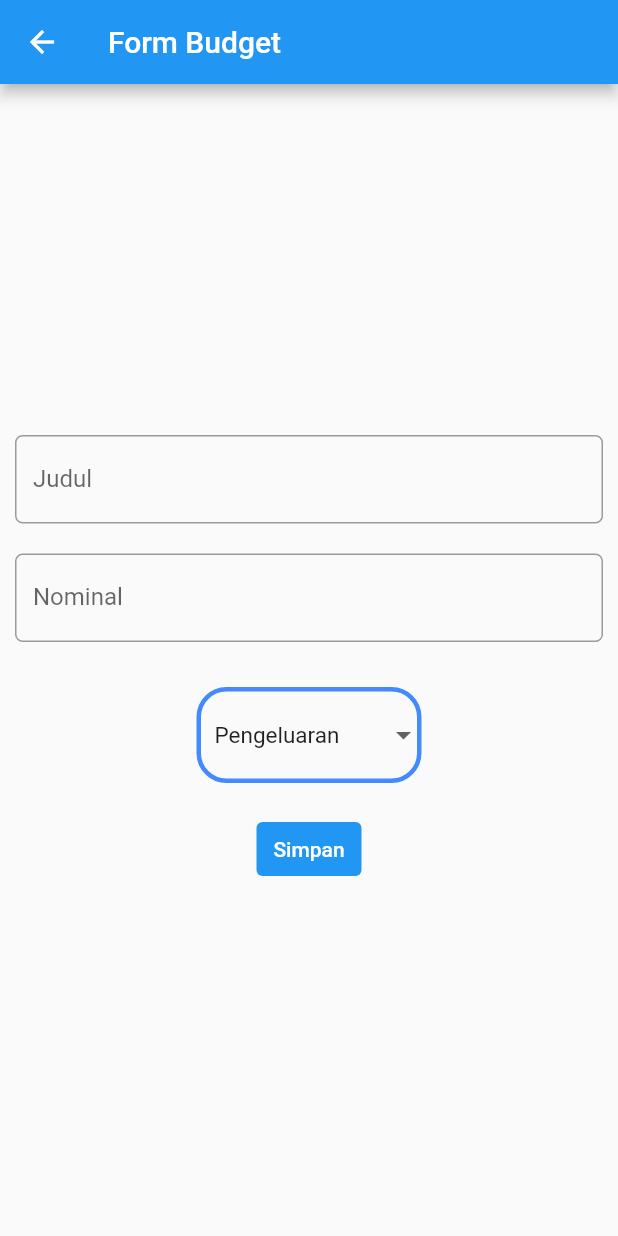
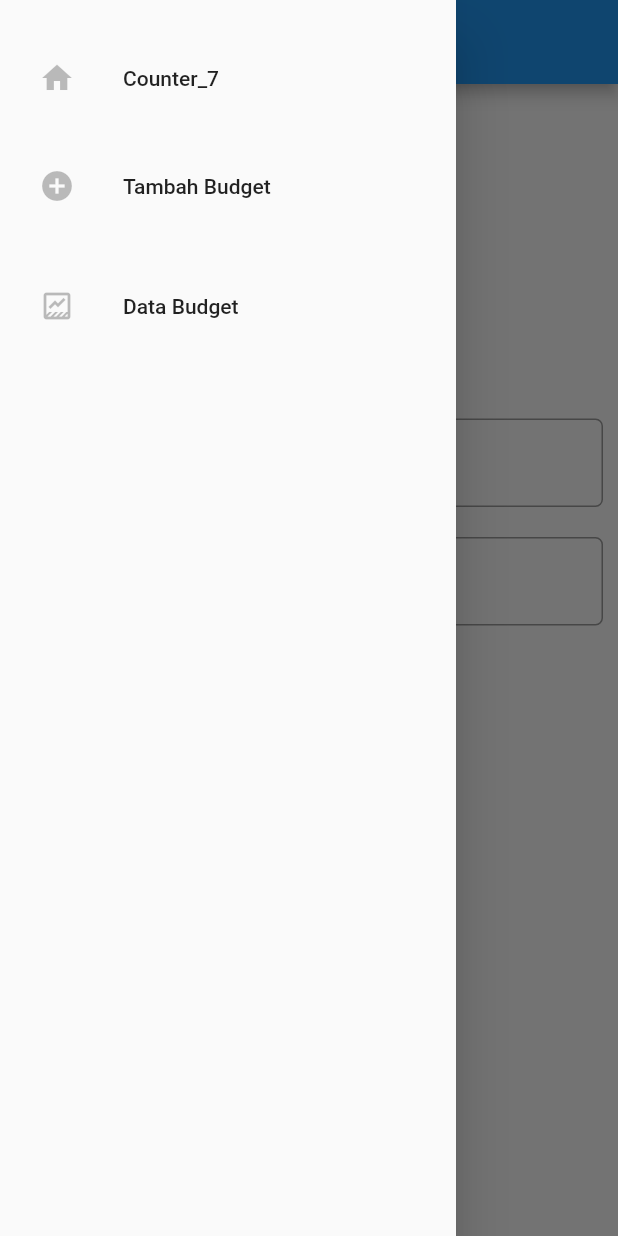
Before and after one commit to abdillahsulthan/pbp-flutter-lab, a Flutter app: the TambahBudget screen opened directly, with the side drawer open (before the commit the screen has no drawer), on a phone screen of 412 x 824 dp. Run offline on Flutter 3.47's test engine with Material 2 defaults, Android fonts, the phone set to English and light mode, and no system bars.

Commit message:
Tugas 8: Done

```diff
--- a/lib/data_budget.dart
+++ b/lib/data_budget.dart
@@ -1,3 +1,4 @@
+import 'package:counter_7/navbar.dart';
 import 'package:counter_7/tambah_budget.dart';
 import 'package:flutter/material.dart';
 import 'package:counter_7/model/budget.dart';
@@ -16,6 +17,7 @@ class _DataBudgetState extends State<DataBudget> {
       appBar: AppBar(
         title: const Text('Data Budget'),
       ),
+      drawer: const NavbarApp(),
       body: ListView.builder(
         itemBuilder: (context, index) {
           return Card(
@@ -32,13 +34,11 @@ class _DataBudgetState extends State<DataBudget> {
                   style: const TextStyle(
                     fontSize: 14,
                     color: Colors.black,
-                    fontWeight: FontWeight.bold,
                   )),
               trailing: Text(Budget.getList()[index].jenis,
                   style: const TextStyle(
                     fontSize: 14,
                     color: Colors.black,
-                    fontWeight: FontWeight.bold,
                   )),
             ),
           );
--- /dev/null
+++ b/lib/navbar.dart
@@ -0,0 +1,70 @@
+import 'package:counter_7/data_budget.dart';
+import 'package:counter_7/tambah_budget.dart';
+import 'package:flutter/material.dart';
+import 'package:counter_7/main.dart';
+
+class NavbarApp extends StatelessWidget {
+  const NavbarApp({super.key});
+
+  @override
+  Widget build(BuildContext context) {
+    return Drawer(
+      child: Material(
+        child: ListView(
+          padding: const EdgeInsets.symmetric(horizontal: 10),
+          children: <Widget>[
+            const SizedBox(height: 24),
+            buildNavbar(
+                text: 'Counter_7',
+                icon: Icons.home,
+                onClicked: () => selectNavbar(context, 0)),
+            const SizedBox(height: 16),
+            buildNavbar(
+                text: 'Tambah Budget',
+                icon: Icons.add_circle_outlined,
+                onClicked: () => selectNavbar(context, 1)),
+            const SizedBox(height: 24),
+            buildNavbar(
+                text: 'Data Budget',
+                icon: Icons.data_thresholding_outlined,
+                onClicked: () => selectNavbar(context, 2)),
+          ],
+        ),
+      ),
+    );
+  }
+
+  Widget buildNavbar({
+    required String text,
+    required IconData icon,
+    VoidCallback? onClicked,
+  }) {
+    const hoverColor = Colors.white70;
+
+    return ListTile(
+      leading: Icon(
+        icon,
+        color: Colors.black26,
+      ),
+      title: Text(text),
+      hoverColor: hoverColor,
+      onTap: onClicked,
+    );
+  }
+
+  void selectNavbar(BuildContext context, int index) {
+    if (index == 0) {
+      Navigator.pushReplacement(
+          context,
+          MaterialPageRoute(
+              builder: (context) =>
+                  const MyHomePage(title: 'Program Counter')));
+    } else if (index == 1) {
+      Navigator.pushReplacement(context,
+          MaterialPageRoute(builder: (context) => const TambahBudget()));
+    } else if (index == 2) {
+      Navigator.pushReplacement(
+          context, MaterialPageRoute(builder: (context) => const DataBudget()));
+    }
+  }
+}
--- a/lib/tambah_budget.dart
+++ b/lib/tambah_budget.dart
@@ -1,3 +1,4 @@
+import 'package:counter_7/navbar.dart';
 import 'package:flutter/material.dart';
 import 'package:counter_7/model/budget.dart';
 
@@ -21,6 +22,7 @@ class _TambahBudgetState extends State<TambahBudget> {
       appBar: AppBar(
         title: const Text('Form Budget'),
       ),
+      drawer: const NavbarApp(),
       body: Form(
         key: _formKey,
         child: Padding(
@@ -104,9 +106,10 @@ class _TambahBudgetState extends State<TambahBudget> {
                       .toList(),
                 ),
               ),
-              const Padding(padding: EdgeInsets.all(10)),
+              const Padding(padding: EdgeInsets.all(20)),
               SizedBox(
-                width: 70,
+                width: 150,
+                height: 50,
                 child: TextButton(
                     style: ButtonStyle(
                       backgroundColor: MaterialStateProperty.all(Colors.blue),
@@ -145,10 +148,11 @@ class _TambahBudgetState extends State<TambahBudget> {
                             });
                       }
                     },
-                    child: const Text(
-                      "Simpan",
-                      style: TextStyle(color: Colors.white),
-                    )),
+                    child: const Text("Simpan",
+                        style: TextStyle(
+                          color: Colors.white,
+                          fontSize: 16,
+                        ))),
               )
             ],
           ),
```
Also changed, not shown: lib/main.dart (+2 -55 lines), 1 other file.
